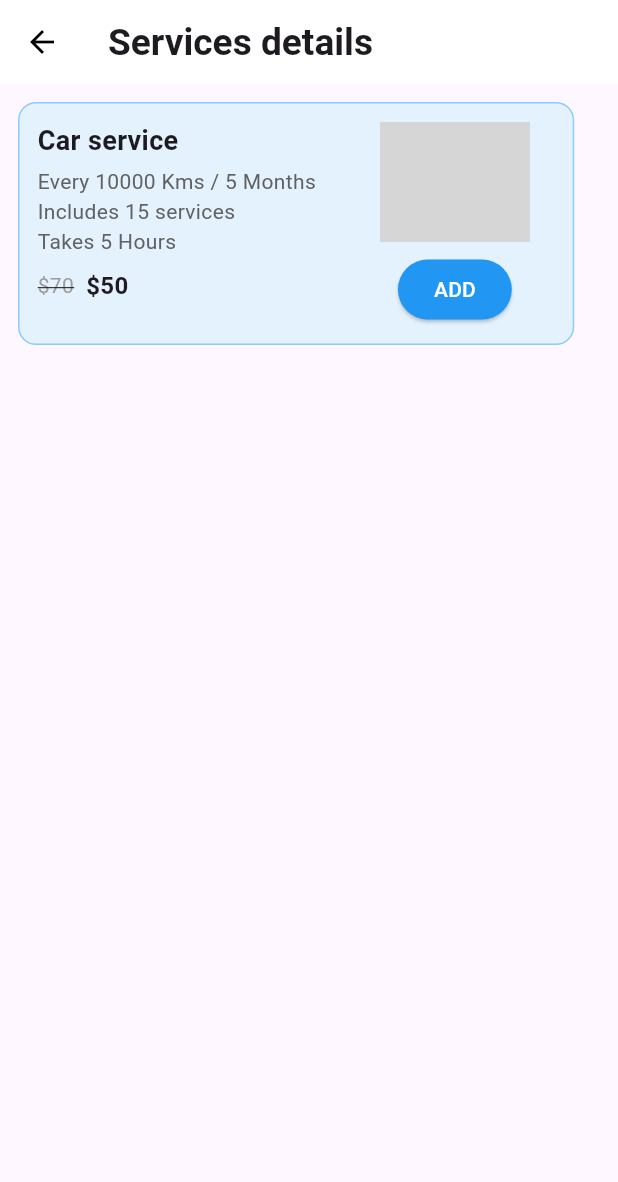
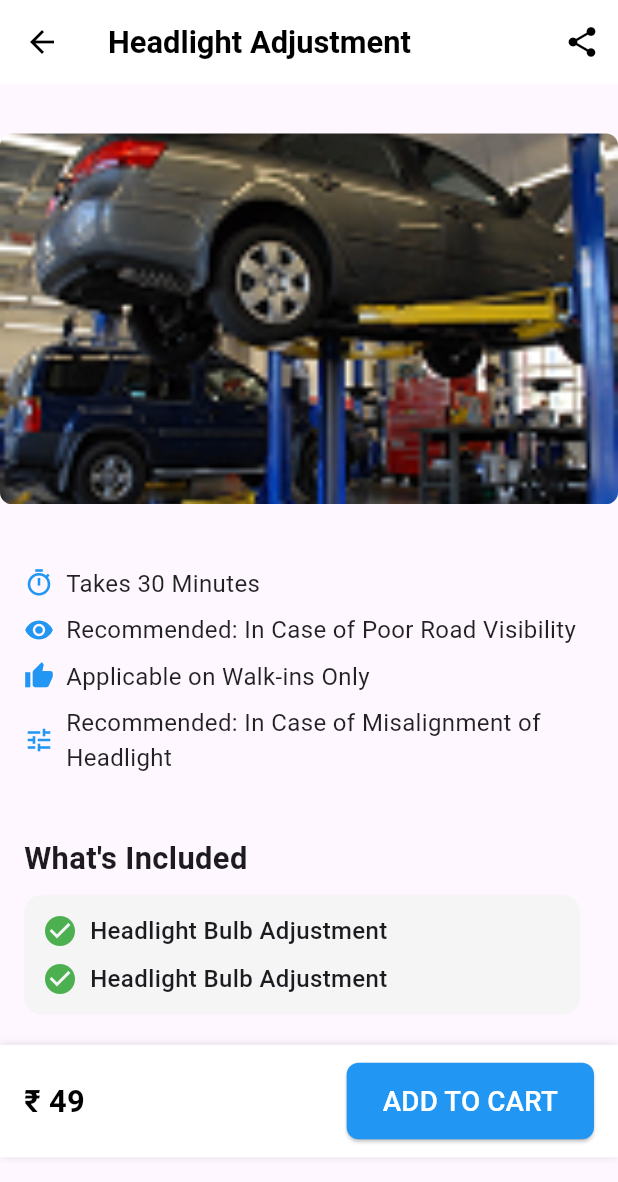
Before and after one commit to Niralii27/car_crew, a Flutter app: the Servicesdetails screen opened directly, after a tap on "ADD", on a phone screen of 412 x 824 dp. Shown: the top 1182 px of the screen. Run offline on Flutter 3.47's test engine with Material 3 defaults, Android fonts, the phone set to English and light mode, and no system bars; grey boxes are pictures that could not be loaded.

Commit message:
Design a Services Inner page

```diff
--- /dev/null
+++ b/lib/screens/serviceInner.dart
@@ -0,0 +1,211 @@
+import 'package:flutter/material.dart';
+
+class Serviceinner extends StatefulWidget {
+  const Serviceinner({super.key});
+
+  @override
+  State<Serviceinner> createState() => _ServiceinnerState();
+}
+
+class _ServiceinnerState extends State<Serviceinner> {
+  @override
+  Widget build(BuildContext context) {
+    final deviceWidth = MediaQuery.of(context).size.width;
+    final deviceHeight = MediaQuery.of(context).size.height;
+
+    return Scaffold(
+      appBar: AppBar(
+        backgroundColor: Colors.white,
+        elevation: 0,
+        leading: IconButton(
+          icon: Icon(Icons.arrow_back, color: Colors.black),
+          onPressed: () => Navigator.pop(context),
+        ),
+        title: Text(
+          "Headlight Adjustment",
+          style: TextStyle(
+            color: Colors.black,
+            fontSize: deviceWidth * 0.05,
+            fontWeight: FontWeight.bold,
+          ),
+        ),
+        actions: [
+          IconButton(
+            icon: Icon(Icons.share, color: Colors.black),
+            onPressed: () {},
+          ),
+        ],
+      ),
+      body: SingleChildScrollView(
+        child: Padding(
+          padding: EdgeInsets.only(top: deviceHeight * 0.04),
+          child: Column(
+            crossAxisAlignment: CrossAxisAlignment.start,
+            children: [
+              ClipRRect(
+                borderRadius: BorderRadius.circular(8),
+                child: Image.asset(
+                  "assets/car_service_img1.png",
+                  width: deviceWidth,
+                  height: deviceHeight * 0.3,
+                  fit: BoxFit.cover,
+                ),
+              ),
+              SizedBox(height: deviceHeight * 0.05),
+              Padding(
+                padding: EdgeInsets.symmetric(horizontal: 16),
+                child: Column(
+                  crossAxisAlignment: CrossAxisAlignment.start,
+                  children: [
+                    Row(
+                      children: [
+                        Icon(Icons.timer_outlined,
+                            color: Colors.blue, size: 20), // Icon
+                        SizedBox(width: 8), // Space between icon and text
+                        Text(
+                          "Takes 30 Minutes",
+                          style: TextStyle(fontSize: 16, color: Colors.black87),
+                        ),
+                      ],
+                    ),
+                    SizedBox(height: 8),
+                    Row(
+                      children: [
+                        Icon(Icons.visibility,
+                            color: Colors.blue, size: 20), // Eye icon
+                        SizedBox(width: 8), // Space between icon and text
+                        Expanded(
+                          // Prevents overflow issues
+                          child: Text(
+                            "Recommended: In Case of Poor Road Visibility",
+                            style:
+                                TextStyle(fontSize: 16, color: Colors.black87),
+                          ),
+                        ),
+                      ],
+                    ),
+                    SizedBox(height: 8),
+                    Row(
+                      children: [
+                        Icon(Icons.thumb_up,
+                            color: Colors.blue, size: 20), // Walk icon
+                        SizedBox(width: 8), // Space between icon and text
+                        Expanded(
+                          // Prevents overflow issues
+                          child: Text(
+                            "Applicable on Walk-ins Only",
+                            style:
+                                TextStyle(fontSize: 16, color: Colors.black87),
+                          ),
+                        ),
+                      ],
+                    ),
+                    SizedBox(height: 8),
+                    Row(
+                      children: [
+                        Icon(Icons.tune,
+                            color: Colors.blue, size: 20), // Adjustment icon
+                        SizedBox(width: 8), // Space between icon and text
+                        Expanded(
+                          // Prevents overflow issues
+                          child: Text(
+                            "Recommended: In Case of Misalignment of Headlight",
+                            style:
+                                TextStyle(fontSize: 16, color: Colors.black87),
+                          ),
+                        ),
+                      ],
+                    ),
+                    SizedBox(height: deviceHeight * 0.05),
+                    Text(
+                      "What's Included",
+                      style: TextStyle(
+                        fontSize: deviceWidth * 0.05,
+                        fontWeight: FontWeight.bold,
+                      ),
+                    ),
+                    SizedBox(height: 10),
+                    Container(
+                      width: MediaQuery.of(context).size.width * 0.9,
+                      padding: EdgeInsets.all(12),
+                      decoration: BoxDecoration(
+                        color: Colors.grey[100],
+                        borderRadius: BorderRadius.circular(12),
+                      ),
+                      child: Column(
+                        children: [
+                          Row(
+                            children: [
+                              Icon(Icons.check_circle,
+                                  color: Colors.green), // Icon
+                              SizedBox(width: 8), // Space between icon and text
+                              Text(
+                                "Headlight Bulb Adjustment",
+                                style: TextStyle(
+                                    fontSize: 16, fontWeight: FontWeight.w500),
+                              ),
+                            ],
+                          ),
+                          SizedBox(height: 8),
+                          Row(
+                            children: [
+                              Icon(Icons.check_circle,
+                                  color: Colors.green), // Icon
+                              SizedBox(width: 8), // Space between icon and text
+                              Text(
+                                "Headlight Bulb Adjustment",
+                                style: TextStyle(
+                                    fontSize: 16, fontWeight: FontWeight.w500),
+                              ),
+                            ],
+                          ),
+                        ],
+                      ),
+                    ),
+                  ],
+                ),
+              ),
+              SizedBox(height: 20),
+              Container(
+                padding: EdgeInsets.symmetric(horizontal: 16, vertical: 12),
+                decoration: BoxDecoration(
+                  color: Colors.white,
+                  boxShadow: [BoxShadow(color: Colors.black12, blurRadius: 4)],
+                ),
+                child: Row(
+                  mainAxisAlignment: MainAxisAlignment.spaceBetween,
+                  children: [
+                    Text(
+                      "₹ 49",
+                      style: TextStyle(
+                        fontSize: deviceWidth * 0.05,
+                        fontWeight: FontWeight.bold,
+                        color: Colors.black,
+                      ),
+                    ),
+                    ElevatedButton(
+                      onPressed: () {},
+                      style: ElevatedButton.styleFrom(
+                        backgroundColor: Colors.blue,
+                        foregroundColor: Colors.white,
+                        padding:
+                            EdgeInsets.symmetric(horizontal: 24, vertical: 12),
+                        shape: RoundedRectangleBorder(
+                          borderRadius: BorderRadius.circular(8),
+                        ),
+                      ),
+                      child: Text(
+                        "ADD TO CART",
+                        style: TextStyle(fontSize: deviceWidth * 0.045),
+                      ),
+                    ),
+                  ],
+                ),
+              ),
+            ],
+          ),
+        ),
+      ),
+    );
+  }
+}
--- a/lib/screens/services.dart
+++ b/lib/screens/services.dart
@@ -108,11 +108,13 @@ class ServiceCard extends StatelessWidget {
                 ],
               ),
             ),
-            ElevatedButton(
-              onPressed: () {
-                // Navigate to Registration page
-
-              },
+          ElevatedButton(
+  onPressed: () {
+    Navigator.push(
+      context,
+      MaterialPageRoute(builder: (context) => Servicesdetails()),
+    );
+  },
               style: ElevatedButton.styleFrom(
                 backgroundColor: Colors.blue,
                 shape: RoundedRectangleBorder(
--- a/lib/screens/servicesDetails.dart
+++ b/lib/screens/servicesDetails.dart
@@ -1,3 +1,4 @@
+import 'package:car_crew/screens/serviceInner.dart';
 import 'package:flutter/material.dart';
 
 class Servicesdetails extends StatefulWidget {
@@ -106,16 +107,21 @@ class CarServiceCard extends StatelessWidget {
               children: [
                 ClipRRect(
                   borderRadius: BorderRadius.circular(8),
-                  child: Image.network(
-                    "assets/car_service_img1.png", // Replace with actual image URL
-                    height: 80,
-                    width: 100,
+                  child: Image.asset(
+                    "assets/car_service_img1.png",
+                    width: MediaQuery.of(context).size.width * 0.2,
+                    height: MediaQuery.of(context).size.width * 0.2,
                     fit: BoxFit.cover,
                   ),
                 ),
                 SizedBox(height: 8),
                 ElevatedButton(
-                  onPressed: () {},
+                  onPressed: () {
+                    Navigator.push(
+                      context,
+                      MaterialPageRoute(builder: (context) => Serviceinner()),
+                    );
+                  },
                   style: ElevatedButton.styleFrom(
                     backgroundColor: Colors.blue,
                     foregroundColor: Colors.white,
```
